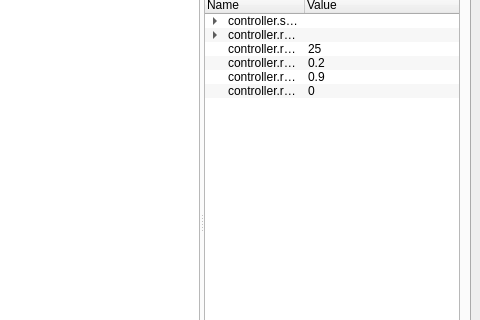
The window that stompy/ui/stompy.ui (braingram/stompy) describes before a commit, drawn with Qt 5; both pictures show x 324 to 804 and y 94 to 414 of the 804 by 584 pixel window.
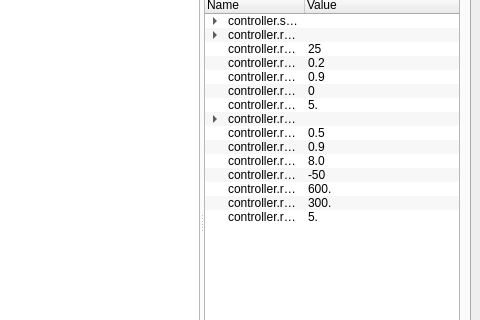
The same window after the commit. Custom widgets are drawn as their Qt base class.

Commit message: putting more res cfg into ui, moving legs by last lift time

```diff
--- a/stompy/ui/stompy.ui
+++ b/stompy/ui/stompy.ui
@@ -948,6 +948,127 @@
                <set>ItemIsSelectable|ItemIsEditable|ItemIsDragEnabled|ItemIsUserCheckable|ItemIsEnabled</set>
               </property>
              </item>
+             <item>
+              <property name="text">
+               <string>controller.res.cfg.height_slop</string>
+              </property>
+              <property name="text">
+               <string>5.</string>
+              </property>
+              <property name="flags">
+               <set>ItemIsSelectable|ItemIsEditable|ItemIsDragEnabled|ItemIsUserCheckable|ItemIsEnabled</set>
+              </property>
+             </item>
+             <item>
+              <property name="text">
+               <string>controller.res.cfg.foot_center</string>
+              </property>
+              <property name="text">
+               <string/>
+              </property>
+              <property name="flags">
+               <set>ItemIsSelectable|ItemIsEditable|ItemIsDragEnabled|ItemIsUserCheckable|ItemIsEnabled</set>
+              </property>
+              <item>
+               <property name="text">
+                <string>x</string>
+               </property>
+               <property name="text">
+                <string>55.</string>
+               </property>
+               <property name="flags">
+                <set>ItemIsSelectable|ItemIsEditable|ItemIsDragEnabled|ItemIsUserCheckable|ItemIsEnabled</set>
+               </property>
+              </item>
+              <item>
+               <property name="text">
+                <string>y</string>
+               </property>
+               <property name="text">
+                <string>0.</string>
+               </property>
+               <property name="flags">
+                <set>ItemIsSelectable|ItemIsEditable|ItemIsDragEnabled|ItemIsUserCheckable|ItemIsEnabled</set>
+               </property>
+              </item>
+             </item>
+             <item>
+              <property name="text">
+               <string>controller.res.cfg.dr_smooth</string>
+              </property>
+              <property name="text">
+               <string>0.5</string>
+              </property>
+              <property name="flags">
+               <set>ItemIsSelectable|ItemIsEditable|ItemIsDragEnabled|ItemIsUserCheckable|ItemIsEnabled</set>
+              </property>
+             </item>
+             <item>
+              <property name="text">
+               <string>controller.res.cfg.eps</string>
+              </property>
+              <property name="text">
+               <string>0.9</string>
+              </property>
+              <property name="flags">
+               <set>ItemIsSelectable|ItemIsEditable|ItemIsDragEnabled|ItemIsUserCheckable|ItemIsEnabled</set>
+              </property>
+             </item>
+             <item>
+              <property name="text">
+               <string>controller.res.cfg.lift_height</string>
+              </property>
+              <property name="text">
+               <string>8.0</string>
+              </property>
+              <property name="flags">
+               <set>ItemIsSelectable|ItemIsEditable|ItemIsDragEnabled|ItemIsUserCheckable|ItemIsEnabled</set>
+              </property>
+             </item>
+             <item>
+              <property name="text">
+               <string>controller.res.cfg.lower_height</string>
+              </property>
+              <property name="text">
+               <string>-50</string>
+              </property>
+              <property name="flags">
+               <set>ItemIsSelectable|ItemIsEditable|ItemIsDragEnabled|ItemIsUserCheckable|ItemIsEnabled</set>
+              </property>
+             </item>
+             <item>
+              <property name="text">
+               <string>controller.res.cfg.unloaded_weight</string>
+              </property>
+              <property name="text">
+               <string>600.</string>
+              </property>
+              <property name="flags">
+               <set>ItemIsSelectable|ItemIsEditable|ItemIsDragEnabled|ItemIsUserCheckable|ItemIsEnabled</set>
+              </property>
+             </item>
+             <item>
+              <property name="text">
+               <string>controller.res.cfg.loaded_weight</string>
+              </property>
+              <property name="text">
+               <string>300.</string>
+              </property>
+              <property name="flags">
+               <set>ItemIsSelectable|ItemIsEditable|ItemIsDragEnabled|ItemIsUserCheckable|ItemIsEnabled</set>
+              </property>
+             </item>
+             <item>
+              <property name="text">
+               <string>controller.res.cfg.swing_slop</string>
+              </property>
+              <property name="text">
+               <string>5.</string>
+              </property>
+              <property name="flags">
+               <set>ItemIsSelectable|ItemIsEditable|ItemIsDragEnabled|ItemIsUserCheckable|ItemIsEnabled</set>
+              </property>
+             </item>
             </widget>
            </widget>
           </item>
```
The commit also changes 2 other files.
